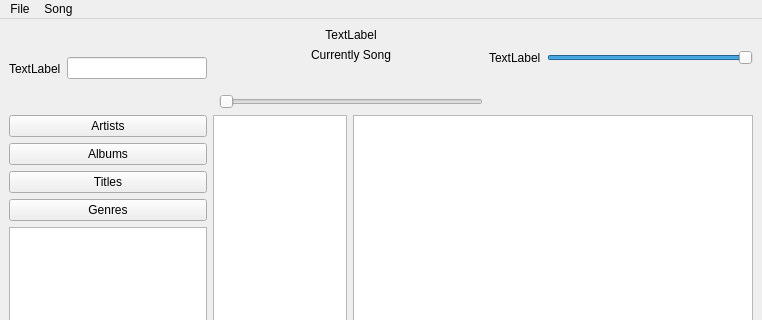
The window that CODE/soundpp/soundpp-prototype/mainwindow.ui (b1t00/soundpp) describes before a commit, drawn with Qt 5; both pictures show x 0 to 762 and y 0 to 320 of the 762 by 501 pixel window.
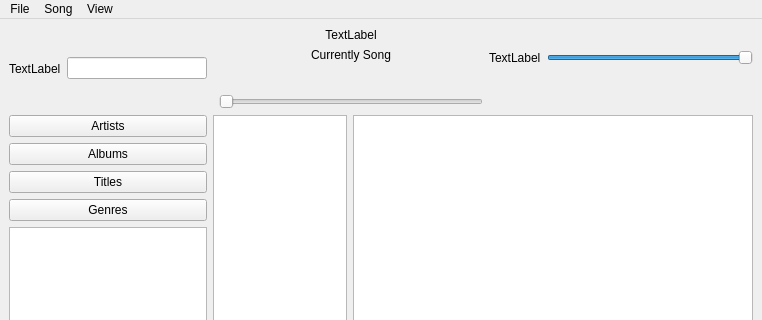
The same window after the commit. Icons and pictures are not drawn.

Patch:
```diff
--- a/CODE/soundpp/soundpp-prototype/mainwindow.ui
+++ b/CODE/soundpp/soundpp-prototype/mainwindow.ui
@@ -287,7 +287,7 @@
      <x>0</x>
      <y>0</y>
      <width>762</width>
-     <height>21</height>
+     <height>20</height>
     </rect>
    </property>
    <widget class="QMenu" name="menuFile">
@@ -307,8 +307,15 @@
     <addaction name="actionEdit_Song"/>
     <addaction name="actionRemove_Song"/>
    </widget>
+   <widget class="QMenu" name="menuView">
+    <property name="title">
+     <string>View</string>
+    </property>
+    <addaction name="actionDarkmode"/>
+   </widget>
    <addaction name="menuFile"/>
    <addaction name="menuItem"/>
+   <addaction name="menuView"/>
   </widget>
   <widget class="QStatusBar" name="statusbar"/>
   <action name="actionExit">
```
Left out of the diff: 216 changed lines with no effect on the pictures.
